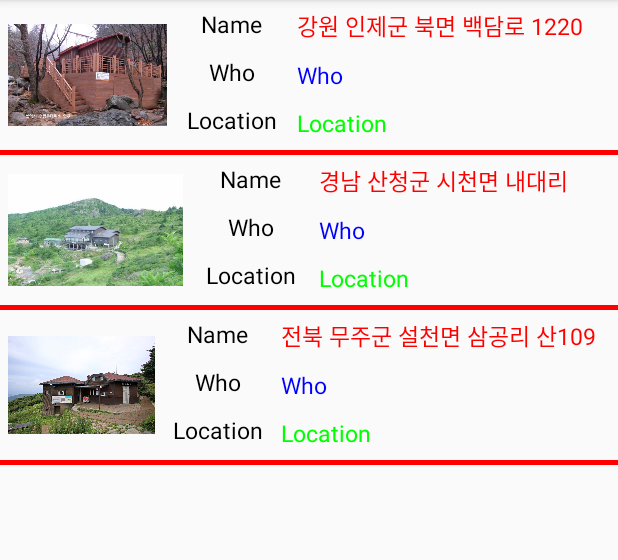
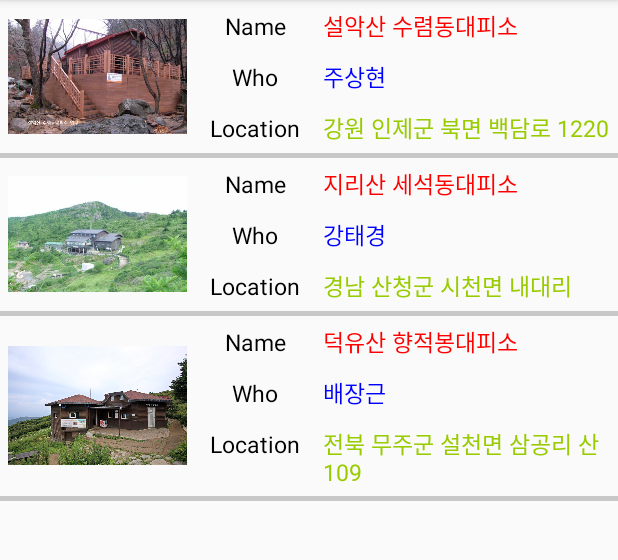
Before and after one commit to moa1520/DefenseProject, an Android app: the screen it shows after launch (MainActivity), on a phone screen of 412 x 824 dp, the part 84-644 px from its top. Run offline under Robolectric (Android 15) with nearby library versions, the phone set to English and light mode, and no system bars.

Commit message:
어댑터 텍스트뷰 경로 수정 및 뷰 정렬 수정

```diff
--- a/app/src/main/java/com/example/taekyoungkang/defenseproject/MainActivity.java
+++ b/app/src/main/java/com/example/taekyoungkang/defenseproject/MainActivity.java
@@ -30,7 +30,7 @@ public class MainActivity extends AppCompatActivity {
         ListView listView=(ListView) findViewById(R.id.listview);
         listView.setAdapter(adapter);
 
-        listView.setDivider(new ColorDrawable(Color.RED));
+        listView.setDivider(new ColorDrawable(Color.rgb(200,200,200)));
         listView.setDividerHeight(5);
     }
 
--- a/app/src/main/java/com/example/taekyoungkang/defenseproject/MyAdapter.java
+++ b/app/src/main/java/com/example/taekyoungkang/defenseproject/MyAdapter.java
@@ -65,10 +65,10 @@ public class MyAdapter extends BaseAdapter {
         name.setText(mItems.get(position).nName);
 
         TextView who = (TextView) convertView.findViewById(R.id.who);
-        name.setText(mItems.get(position).nWho);
+        who.setText(mItems.get(position).nWho);
 
         TextView location = (TextView) convertView.findViewById(R.id.location);
-        name.setText(mItems.get(position).nLocation);
+        location.setText(mItems.get(position).nLocation);
         return convertView;
     }
 }
--- a/app/src/main/res/layout/info.xml
+++ b/app/src/main/res/layout/info.xml
@@ -5,10 +5,10 @@
     android:layout_height="wrap_content">
 
     <ImageView
-        android:layout_width="100dp"
+        android:layout_width="130dp"
         android:layout_height="100dp"
+        android:scaleType="centerInside"
         android:padding="5dp"
-        android:layout_weight="3"
         android:id="@+id/image"
         android:src="@drawable/sample_2"
         android:layout_gravity="center"
@@ -16,38 +16,22 @@
     <LinearLayout
         android:layout_width="wrap_content"
         android:layout_height="wrap_content"
+        android:orientation="vertical"
         android:layout_weight="1"
-        android:gravity="center"
-        android:orientation="vertical">
-
+        >
+        <LinearLayout
+            android:layout_width="wrap_content"
+            android:layout_height="wrap_content"
+            android:orientation="horizontal"
+            >
             <TextView
-            android:layout_width="wrap_content"
+                android:layout_width="80dp"
                 android:layout_height="wrap_content"
                 android:text="Name"
                 android:padding="5dp"
                 android:textSize="15dp"
+                android:gravity="center"
                 android:textColor="#000000"/>
-        <TextView
-            android:layout_width="wrap_content"
-            android:layout_height="wrap_content"
-            android:text="Who"
-            android:padding="5dp"
-            android:textSize="15dp"
-            android:textColor="#000000"/>
-        <TextView
-            android:layout_width="wrap_content"
-            android:layout_height="wrap_content"
-            android:text="Location"
-            android:padding="5dp"
-            android:textSize="15dp"
-            android:textColor="#000000"/>
-    </LinearLayout>
-    <LinearLayout
-        android:layout_width="wrap_content"
-        android:layout_height="wrap_content"
-        android:layout_weight="3"
-        android:orientation="vertical"
-        >
             <TextView
                 android:layout_width="wrap_content"
                 android:layout_height="wrap_content"
@@ -56,6 +40,20 @@
                 android:padding="5dp"
                 android:textSize="15dp"
                 android:textColor="#ff0000"/>
+        </LinearLayout>
+        <LinearLayout
+            android:layout_width="wrap_content"
+            android:layout_height="wrap_content"
+            android:orientation="horizontal"
+            >
+            <TextView
+                android:layout_width="80dp"
+                android:layout_height="wrap_content"
+                android:text="Who"
+                android:gravity="center"
+                android:padding="5dp"
+                android:textSize="15dp"
+                android:textColor="#000000"/>
             <TextView
                 android:layout_width="wrap_content"
                 android:layout_height="wrap_content"
@@ -64,6 +62,20 @@
                 android:padding="5dp"
                 android:textSize="15dp"
                 android:textColor="#0000ff"/>
+        </LinearLayout>
+        <LinearLayout
+            android:layout_width="wrap_content"
+            android:layout_height="wrap_content"
+            android:orientation="horizontal"
+            >
+            <TextView
+                android:layout_width="80dp"
+                android:layout_height="wrap_content"
+                android:gravity="center"
+                android:text="Location"
+                android:padding="5dp"
+                android:textSize="15dp"
+                android:textColor="#000000"/>
             <TextView
                 android:layout_width="wrap_content"
                 android:layout_height="wrap_content"
@@ -71,7 +83,7 @@
                 android:text="Location"
                 android:padding="5dp"
                 android:textSize="15dp"
-            android:textColor="#00ff00"/>
-
+                android:textColor="#99cc00"/>
         </LinearLayout>
     </LinearLayout>
+</LinearLayout>
```
Lines whose indentation alone changed are shown as unchanged.
